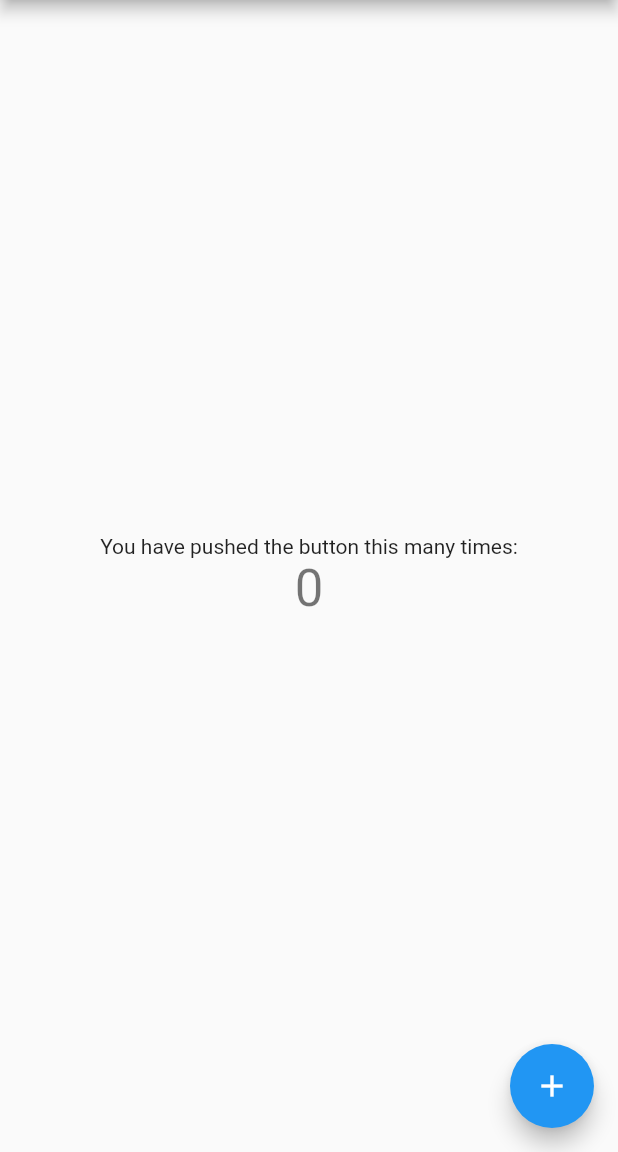
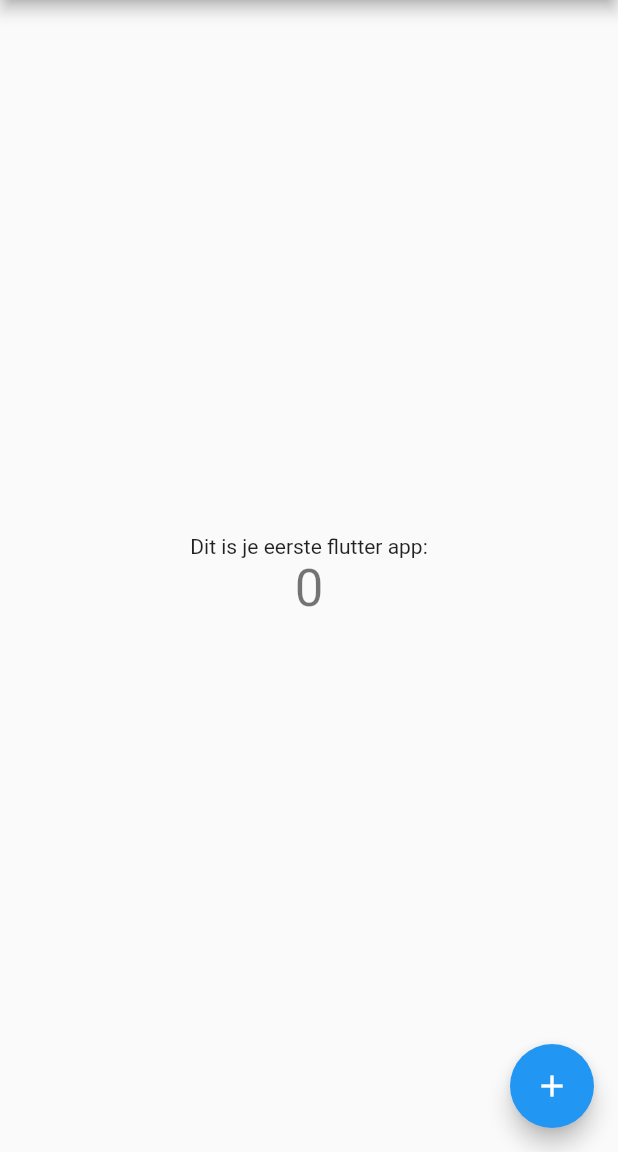
Before and after one commit to djekob/flutter_impulse, a Flutter app: the screen it shows after launch, on a phone screen of 412 x 824 dp, the part 84-1236 px from its top. Run offline on Flutter 3.47's test engine with Material 2 defaults, Android fonts, the phone set to English and light mode, and no system bars.

Commit message:
Still working

```diff
--- a/lib/main.dart
+++ b/lib/main.dart
@@ -1,4 +1,5 @@
 import 'package:flutter/material.dart';
+
 
 void main() => runApp(MyApp());
 
@@ -92,7 +93,7 @@ class _MyHomePageState extends State<MyHomePage> {
           mainAxisAlignment: MainAxisAlignment.center,
           children: <Widget>[
             Text(
-              'You have pushed the button this many times:',
+              'Dit is je eerste flutter app:',
             ),
             Text(
               '$_counter',
--- a/pubspec.yaml
+++ b/pubspec.yaml
@@ -23,7 +23,6 @@ dependencies:
 dev_dependencies:
   flutter_test:
     sdk: flutter
-
 
 # For information on the generic Dart part of this file, see the
 # following page: https://www.dartlang.org/tools/pub/pubspec
```
